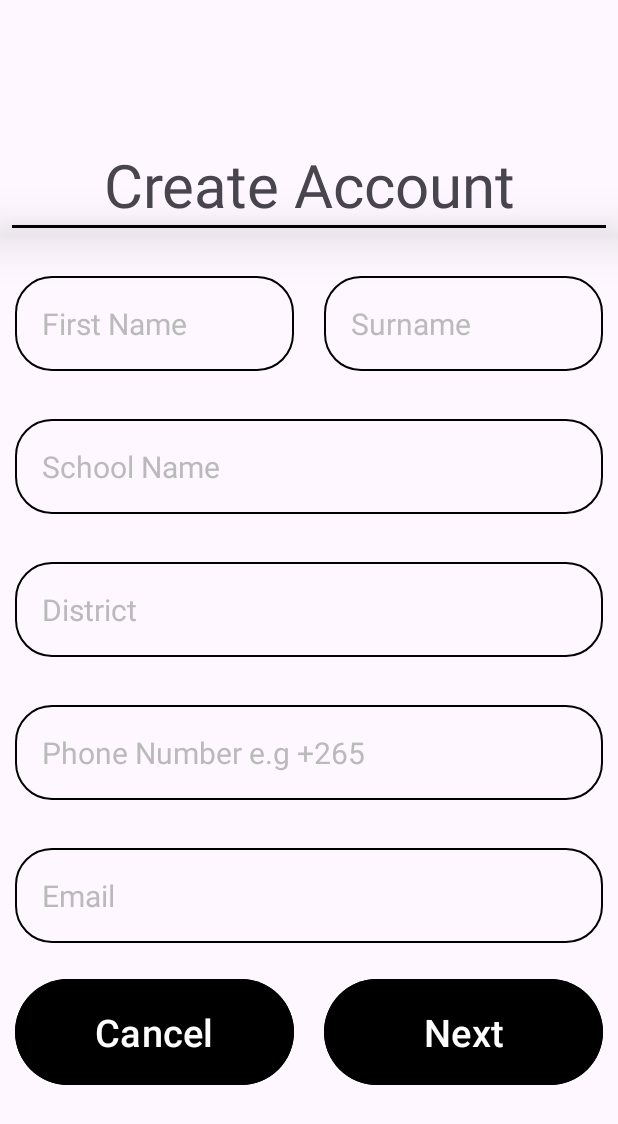
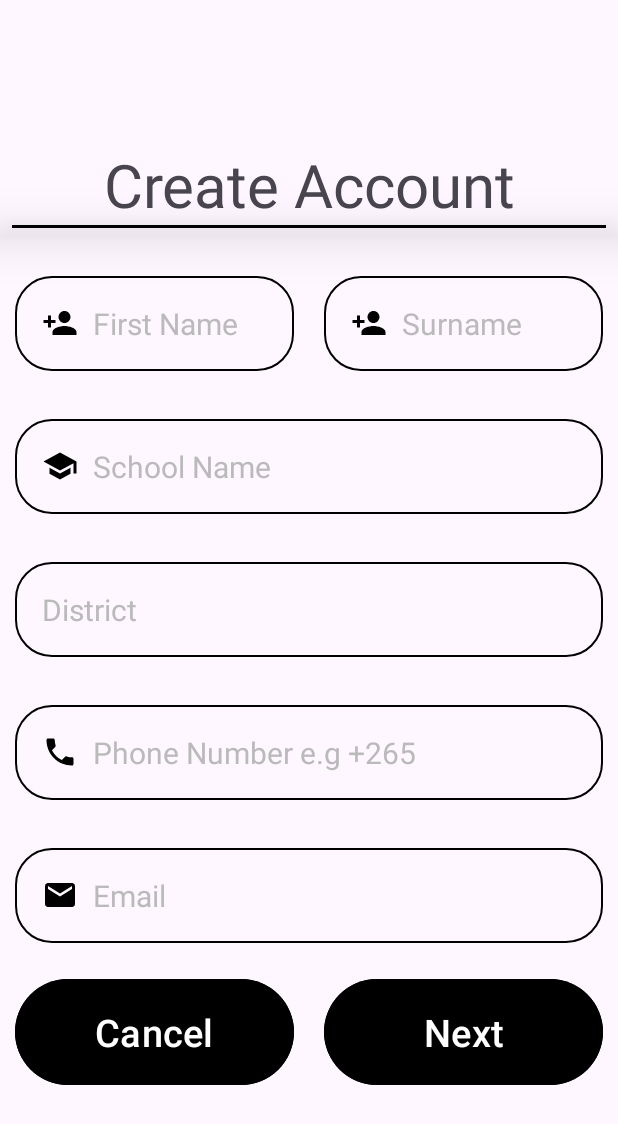
Before and after one commit to bed-com-23-20/Attendance-Register-App, an Android app: the layout create_account_page.xml on its own in the app's theme, with its tools: preview values and no code run, on a phone screen of 412 x 824 dp. Shown: the top 1124 px of the screen. Run offline under Robolectric (Android 15) with nearby library versions, the phone set to English and light mode, and no system bars.

Commit message:
Adding vector icons in the EditText componets

```diff
--- /dev/null
+++ b/Attendance_Register_Sytem/app/src/main/res/drawable/email_vector.xml
@@ -0,0 +1,5 @@
+<vector xmlns:android="http://schemas.android.com/apk/res/android" android:height="24dp" android:tint="#000000" android:viewportHeight="24" android:viewportWidth="24" android:width="24dp">
+
+    <path android:fillColor="@android:color/white" android:pathData="M20,4L4,4c-1.1,0 -1.99,0.9 -1.99,2L2,18c0,1.1 0.9,2 2,2h16c1.1,0 2,-0.9 2,-2L22,6c0,-1.1 -0.9,-2 -2,-2zM20,8l-8,5 -8,-5L4,6l8,5 8,-5v2z"/>
+
+</vector>
--- /dev/null
+++ b/Attendance_Register_Sytem/app/src/main/res/drawable/firstname_vector.xml
@@ -0,0 +1,5 @@
+<vector xmlns:android="http://schemas.android.com/apk/res/android" android:height="24dp" android:tint="#000000" android:viewportHeight="24" android:viewportWidth="24" android:width="24dp">
+
+    <path android:fillColor="@android:color/white" android:pathData="M15,12c2.21,0 4,-1.79 4,-4s-1.79,-4 -4,-4 -4,1.79 -4,4 1.79,4 4,4zM6,10L6,7L4,7v3L1,10v2h3v3h2v-3h3v-2L6,10zM15,14c-2.67,0 -8,1.34 -8,4v2h16v-2c0,-2.66 -5.33,-4 -8,-4z"/>
+
+</vector>
--- /dev/null
+++ b/Attendance_Register_Sytem/app/src/main/res/drawable/password_key.xml
@@ -0,0 +1,5 @@
+<vector xmlns:android="http://schemas.android.com/apk/res/android" android:height="24dp" android:tint="#000000" android:viewportHeight="24" android:viewportWidth="24" android:width="24dp">
+
+    <path android:fillColor="@android:color/white" android:pathData="M21,10h-8.35C11.83,7.67 9.61,6 7,6c-3.31,0 -6,2.69 -6,6s2.69,6 6,6c2.61,0 4.83,-1.67 5.65,-4H13l2,2l2,-2l2,2l4,-4.04L21,10zM7,15c-1.65,0 -3,-1.35 -3,-3c0,-1.65 1.35,-3 3,-3s3,1.35 3,3C10,13.65 8.65,15 7,15z"/>
+
+</vector>
--- /dev/null
+++ b/Attendance_Register_Sytem/app/src/main/res/drawable/password_vector.xml
@@ -0,0 +1,5 @@
+<vector xmlns:android="http://schemas.android.com/apk/res/android" android:height="24dp" android:tint="#000000" android:viewportHeight="24" android:viewportWidth="24" android:width="24dp">
+
+    <path android:fillColor="@android:color/white" android:pathData="M12,1L3,5v6c0,5.55 3.84,10.74 9,12 5.16,-1.26 9,-6.45 9,-12L21,5l-9,-4zM12,11.99h7c-0.53,4.12 -3.28,7.79 -7,8.94L12,12L5,12L5,6.3l7,-3.11v8.8z"/>
+
+</vector>
--- /dev/null
+++ b/Attendance_Register_Sytem/app/src/main/res/drawable/phone_vector.xml
@@ -0,0 +1,5 @@
+<vector xmlns:android="http://schemas.android.com/apk/res/android" android:height="24dp" android:tint="#000000" android:viewportHeight="24" android:viewportWidth="24" android:width="24dp">
+
+    <path android:fillColor="@android:color/white" android:pathData="M6.62,10.79c1.44,2.83 3.76,5.14 6.59,6.59l2.2,-2.2c0.27,-0.27 0.67,-0.36 1.02,-0.24 1.12,0.37 2.33,0.57 3.57,0.57 0.55,0 1,0.45 1,1V20c0,0.55 -0.45,1 -1,1 -9.39,0 -17,-7.61 -17,-17 0,-0.55 0.45,-1 1,-1h3.5c0.55,0 1,0.45 1,1 0,1.25 0.2,2.45 0.57,3.57 0.11,0.35 0.03,0.74 -0.25,1.02l-2.2,2.2z"/>
+
+</vector>
--- /dev/null
+++ b/Attendance_Register_Sytem/app/src/main/res/drawable/school_vector.xml
@@ -0,0 +1,5 @@
+<vector xmlns:android="http://schemas.android.com/apk/res/android" android:height="24dp" android:tint="#000000" android:viewportHeight="24" android:viewportWidth="24" android:width="24dp">
+
+    <path android:fillColor="@android:color/white" android:pathData="M5,13.18v4L12,21l7,-3.82v-4L12,17l-7,-3.82zM12,3L1,9l11,6 9,-4.91V17h2V9L12,3z"/>
+
+</vector>
--- /dev/null
+++ b/Attendance_Register_Sytem/app/src/main/res/drawable/username_vector.xml
@@ -0,0 +1,5 @@
+<vector xmlns:android="http://schemas.android.com/apk/res/android" android:height="24dp" android:tint="#000000" android:viewportHeight="24" android:viewportWidth="24" android:width="24dp">
+
+    <path android:fillColor="@android:color/white" android:pathData="M12,12c2.21,0 4,-1.79 4,-4s-1.79,-4 -4,-4 -4,1.79 -4,4 1.79,4 4,4zM12,14c-2.67,0 -8,1.34 -8,4v2h16v-2c0,-2.66 -5.33,-4 -8,-4z"/>
+
+</vector>
--- a/Attendance_Register_Sytem/app/src/main/res/layout/activity_main.xml
+++ b/Attendance_Register_Sytem/app/src/main/res/layout/activity_main.xml
@@ -46,6 +46,8 @@
         <EditText
             android:id="@+id/username"
             android:layout_width="match_parent"
+            android:drawableLeft="@drawable/username_vector"
+            android:drawablePadding="10dp"
             android:layout_height="wrap_content"
             android:hint="@string/username"
             android:textColorHint="#CCAAAAAA"
@@ -66,6 +68,8 @@
             android:hint="@string/password"
             android:textColorHint="#CCAAAAAA"
             android:textSize="20sp"
+            android:drawableLeft="@drawable/password_vector"
+            android:drawablePadding="10dp"
             android:layout_marginTop="20dp"
             android:layout_marginStart="10dp"
             android:layout_marginEnd="10dp"
--- a/Attendance_Register_Sytem/app/src/main/res/layout/comfirm_passsword.xml
+++ b/Attendance_Register_Sytem/app/src/main/res/layout/comfirm_passsword.xml
@@ -35,6 +35,8 @@
             android:layout_width="match_parent"
             android:layout_height="wrap_content"
             android:hint="@string/create_password"
+            android:drawableLeft="@drawable/password_vector"
+            android:drawablePadding="10dp"
             android:textColorHint="#CCAAAAAA"
             android:textSize="20sp"
             android:layout_marginTop="32dp"
@@ -51,6 +53,8 @@
             android:layout_height="wrap_content"
             android:id="@+id/comfimpassword"
             android:hint="@string/confirm_password"
+            android:drawableLeft="@drawable/password_vector"
+            android:drawablePadding="10dp"
             android:textColorHint="#CCAAAAAA"
             android:textSize="20sp"
             android:layout_marginTop="32dp"
--- a/Attendance_Register_Sytem/app/src/main/res/layout/create_account_page.xml
+++ b/Attendance_Register_Sytem/app/src/main/res/layout/create_account_page.xml
@@ -45,6 +45,8 @@
         android:layout_height="wrap_content"
         android:layout_weight="1"
         android:hint="@string/first_name"
+        android:drawableLeft="@drawable/firstname_vector"
+        android:drawablePadding="10dp"
         android:textColorHint="#CCAAAAAA"
         android:textSize="20sp"
         android:layout_marginTop="32dp"
@@ -64,6 +66,8 @@
         android:hint="@string/surname"
         android:textColorHint="#CCAAAAAA"
         android:textSize="20sp"
+        android:drawableLeft="@drawable/firstname_vector"
+        android:drawablePadding="10dp"
         android:layout_marginTop="32dp"
         android:layout_marginStart="10dp"
         android:layout_marginEnd="10dp"
@@ -96,6 +100,8 @@
             android:layout_width="match_parent"
             android:layout_height="wrap_content"
             android:hint="@string/school_name"
+            android:drawableLeft="@drawable/school_vector"
+            android:drawablePadding="10dp"
             android:textColorHint="#CCAAAAAA"
             android:textSize="20sp"
             android:layout_marginTop="32dp"
@@ -130,6 +136,8 @@
             android:layout_width="match_parent"
             android:layout_height="wrap_content"
             android:hint="@string/phone_number"
+            android:drawableLeft="@drawable/phone_vector"
+            android:drawablePadding="10dp"
             android:textColorHint="#CCAAAAAA"
             android:textSize="20sp"
             android:layout_marginTop="32dp"
@@ -145,6 +153,8 @@
             android:layout_width="match_parent"
             android:layout_height="wrap_content"
             android:hint="@string/email"
+            android:drawableLeft="@drawable/email_vector"
+            android:drawablePadding="10dp"
             android:textColorHint="#CCAAAAAA"
             android:textSize="20sp"
             android:layout_marginTop="32dp"
```
